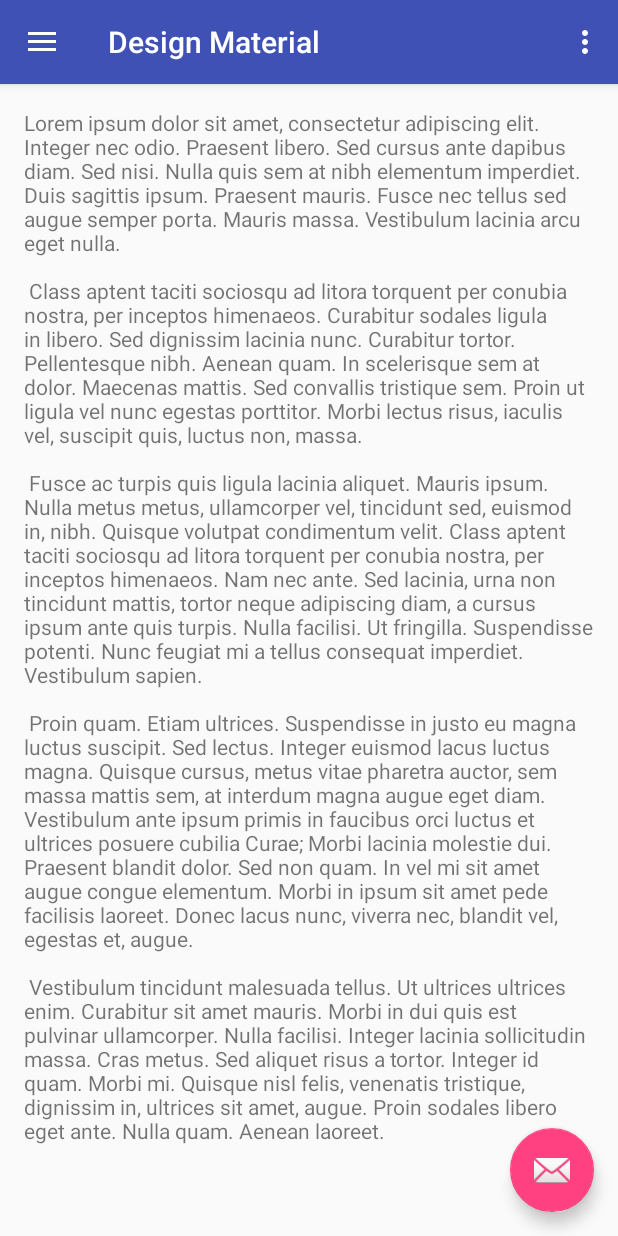
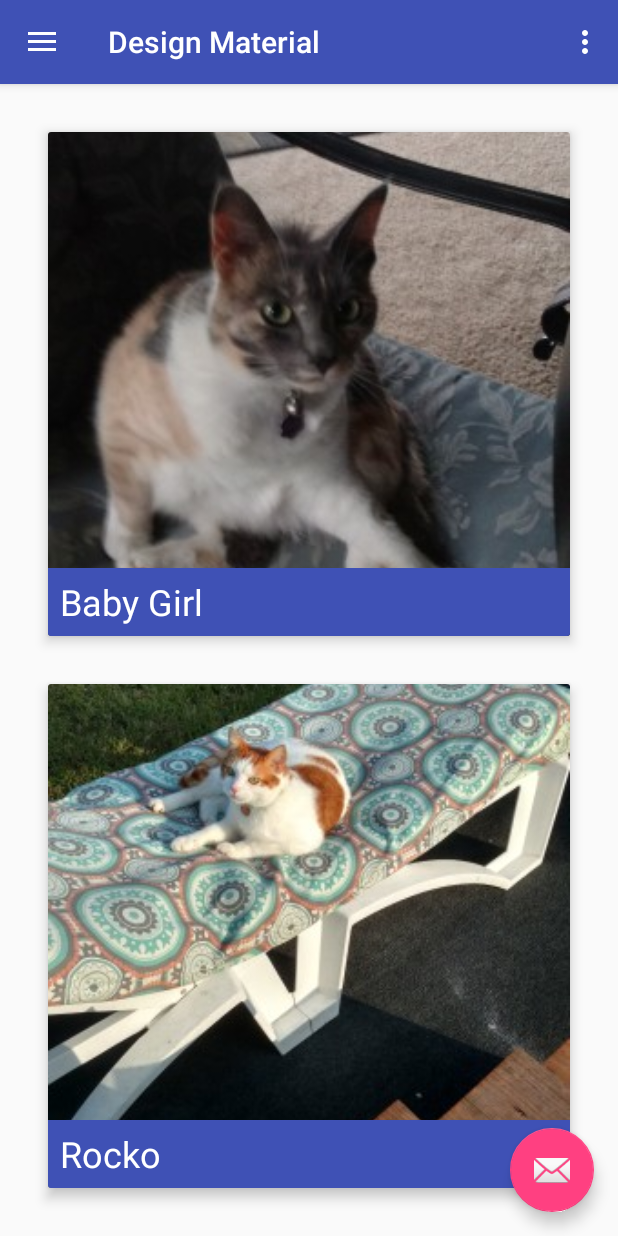
Before and after one commit to paulskrb/MaterialCat, an Android app: the screen it shows after launch (MainActivity), on a phone screen of 412 x 824 dp. Run offline under Robolectric (Android 15) with nearby library versions, the phone set to English and light mode, and no system bars.

Commit message:
displays a cardview for each kitty with the name of that kitty

```diff
--- a/app/build.gradle
+++ b/app/build.gradle
@@ -23,5 +23,6 @@ dependencies {
     compile fileTree(dir: 'libs', include: ['*.jar'])
     testCompile 'junit:junit:4.12'
     compile 'com.android.support:appcompat-v7:23.4.0'
+    compile 'com.android.support:cardview-v7:23.4.0'
     compile 'com.android.support:design:23.4.0'
 }
--- a/app/src/main/res/layout/app_bar_main.xml
+++ b/app/src/main/res/layout/app_bar_main.xml
@@ -18,8 +18,7 @@
             android:layout_width="match_parent"
             android:layout_height="?attr/actionBarSize"
             android:background="?attr/colorPrimary"
-            app:popupTheme="@style/AppTheme.PopupOverlay"
-            app:layout_scrollFlags="scroll|enterAlways"/>
+            app:popupTheme="@style/AppTheme.PopupOverlay" />
 
     </android.support.design.widget.AppBarLayout>
 
--- a/app/src/main/res/layout/content_main.xml
+++ b/app/src/main/res/layout/content_main.xml
@@ -1,22 +1,92 @@
 <?xml version="1.0" encoding="utf-8"?>
-<android.support.v4.widget.NestedScrollView
+<LinearLayout
     xmlns:android="http://schemas.android.com/apk/res/android"
     xmlns:app="http://schemas.android.com/apk/res-auto"
     xmlns:tools="http://schemas.android.com/tools"
+    xmlns:card_view="http://schemas.android.com/apk/res-auto"
     android:layout_width="match_parent"
     android:layout_height="match_parent"
-    android:paddingBottom="@dimen/activity_vertical_margin"
-    android:paddingLeft="@dimen/activity_horizontal_margin"
-    android:paddingRight="@dimen/activity_horizontal_margin"
-    android:paddingTop="@dimen/activity_vertical_margin"
+    android:layout_margin="16dp"
+    android:orientation="vertical"
     app:layout_behavior="@string/appbar_scrolling_view_behavior"
     tools:context="com.example.bearg.designmaterial.MainActivity"
     tools:showIn="@layout/app_bar_main">
 
-    <TextView
-        android:layout_width="wrap_content"
+    <android.support.v7.widget.CardView
+        android:id="@+id/catCard"
+        android:layout_width="match_parent"
         android:layout_height="wrap_content"
-        android:text="@string/ipsum"/>
+        android:layout_margin="16dp"
+        android:layout_weight="1"
+        card_view:cardElevation="5dp"
+        >
+
+        <ImageView
+            android:layout_width="match_parent"
+            android:layout_height="match_parent"
+            android:src="@drawable/babygirl"
+            android:scaleType="centerCrop"/>
+
+        <LinearLayout
+            android:id="@+id/babygirlNameHolder"
+            android:background="?attr/colorPrimary"
+            android:layout_width="match_parent"
+            android:layout_height="45dp"
+            android:layout_gravity="bottom"
+            android:orientation="horizontal"
+            >
+
+        <TextView
+            android:layout_width="match_parent"
+            android:layout_height="wrap_content"
+            android:layout_gravity="center_vertical"
+            android:gravity="left"
+            android:paddingLeft="8dp"
+            android:text="Baby Girl"
+            android:textColor="@android:color/white"
+            android:textAppearance="@style/TextAppearance.AppCompat.Headline"/>
+
+        </LinearLayout>
 
 
-</android.support.v4.widget.NestedScrollView>
+    </android.support.v7.widget.CardView>
+
+    <android.support.v7.widget.CardView
+        android:layout_width="match_parent"
+        android:layout_height="wrap_content"
+        android:layout_margin="16dp"
+        android:layout_weight="1"
+        card_view:cardElevation="5dp">
+
+        <ImageView
+            android:layout_width="match_parent"
+            android:layout_height="match_parent"
+            android:src="@drawable/rocko"
+            android:scaleType="centerCrop"/>
+
+        <LinearLayout
+            android:id="@+id/catNameHolder"
+            android:background="?attr/colorPrimary"
+            android:layout_width="match_parent"
+            android:layout_height="45dp"
+            android:layout_gravity="bottom"
+            android:orientation="horizontal"
+            >
+
+            <TextView
+                android:layout_width="match_parent"
+                android:layout_height="wrap_content"
+                android:layout_gravity="center_vertical"
+                android:gravity="left"
+                android:paddingLeft="8dp"
+                android:text="Rocko"
+                android:textColor="@android:color/white"
+                android:textAppearance="@style/TextAppearance.AppCompat.Headline"/>
+
+        </LinearLayout>
+
+
+
+    </android.support.v7.widget.CardView>
+
+</LinearLayout>
--- a/app/src/main/res/values-v21/styles.xml
+++ b/app/src/main/res/values-v21/styles.xml
@@ -1,6 +1,6 @@
 <resources>
 
-    <!-- had to change statusBarColor from transparent to get toolbar to scroll
+    <!-- had to change statusBarColor from transparent to a color to get toolbar to scroll
     into status bar properly -->
     <style name="AppTheme.NoActionBar">
         <item name="windowActionBar">false</item>
@@ -8,4 +8,13 @@
         <item name="android:windowDrawsSystemBarBackgrounds">true</item>
         <item name="android:statusBarColor">@color/colorPrimaryDark</item>
     </style>
+
+    <style name="Widget.CardContent" parent="android:Widget">
+        <item name="android:paddingLeft">16dp</item>
+        <item name="android:paddingRight">16dp</item>
+        <item name="android:paddingTop">24dp</item>
+        <item name="android:paddingBottom">24dp</item>
+        <item name="android:orientation">vertical</item>
+    </style>
+
 </resources>
```
Also changed, not shown: app/src/main/res/drawable-hdpi/babygirl.jpg (added), app/src/main/res/drawable-hdpi/rocko.jpg (added), app/src/main/res/drawable-mdpi/babygirl.jpg (added), app/src/main/res/drawable-mdpi/rocko.jpg (added), app/src/main/res/drawable-xhdpi/babygirl.jpg (added), app/src/main/res/drawable-xhdpi/rocko.jpg (added), app/src/main/res/drawable-xxhdpi/babygirl.jpg (added), app/src/main/res/drawable-xxhdpi/rocko.jpg (added), app/src/main/res/drawable-xxxhdpi/babygirl.jpg (added), app/src/main/res/drawable-xxxhdpi/rocko.jpg (added).
